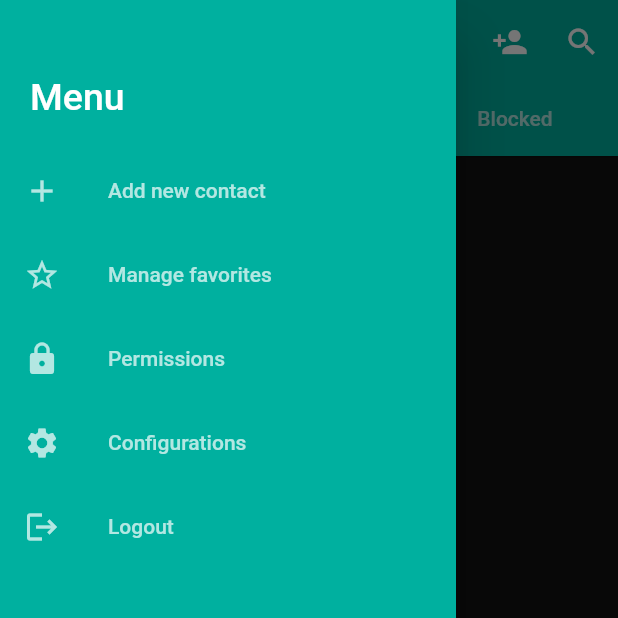
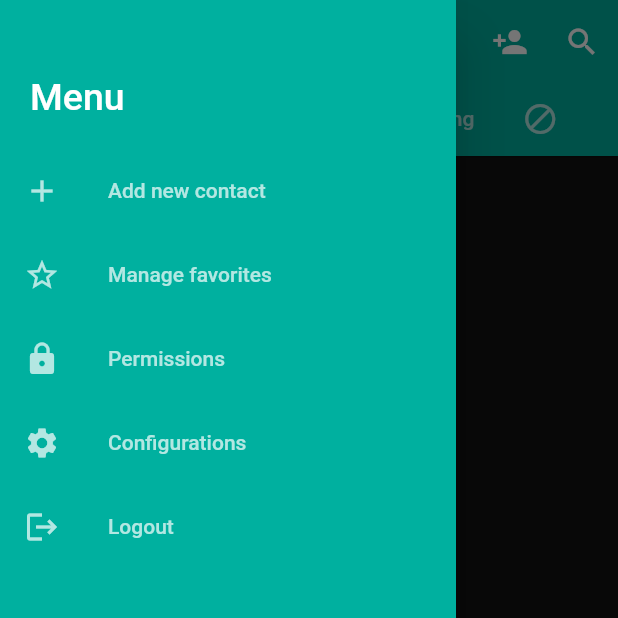
Before and after one commit to murosfc/findme, a Flutter app: the FindnMeHome screen opened directly, with the side drawer open, on a phone screen of 412 x 824 dp, the top half of it. Run offline on Flutter 3.47's test engine with Material 2 defaults, Android fonts, the phone set to English and light mode, and no system bars; our stand-ins replace flutter_secure_storage, google_sign_in, localization; accounts and stored records are empty; network calls fail.

Commit message:
Finalizado add contact

```diff
--- a/lib/i18n/en_US.json
+++ b/lib/i18n/en_US.json
@@ -20,6 +20,7 @@
     "email-in-use": "The e-mail informed is already in use.\nYou can try to login \nor register informing a different e-mail",
     "unknow-error": "Unknow error.",
     "connection-error": "Unable to establish connection. \nTry again later.",
+    "server-error": "Server error, try again later",
     "invalid-credentials": "Invalid e-mail or password",
     "invalid-token": "Your login has expired, redirecting to login page...",
     "logout": "Logout",
@@ -31,10 +32,16 @@
     "pass-cap": "At least one capital letter",
     "pass-special": "At least one special character",
     "pass-num": "At least one number",
-    "contacts": "Contacts",
     "contact-not-found": "Contact not found with informed e-mail",
+    "contact-contacts": "Contacts",
+    "requests": "Requests",
     "pending": "Pending",
     "blocked": "Blocked",
+    "no-contacts": "You have no contacts",
+    "no-contacts-request": "You have no contacts requests",
+    "no-pending-approval": "You have no contacts pending approval",
+    "no-contacts-blocked": "You have no blocked contacts",
+    "already-contact": "User alredy in you contact list.\nCheck both your contact and pending lists",
     "yes": "Yes",
     "no": "No",
     "cancel": "Cancel",
--- a/lib/i18n/pt_BR.json
+++ b/lib/i18n/pt_BR.json
@@ -20,6 +20,7 @@
     "email-in-use": "O e-mail informado já está em uso.\n Você pode tentar fazer login \nou registrar com outro e-mail",
     "unknow-error": "Erro desconhecido",
     "connection-error": "Não foi possível estabelecer conexão com o servidor. \nTente novamente mais tarde.",
+    "server-error": "Erro no servidor, tente novamente mais tarde",
     "invalid-credentials": "E-mail ou senha inválidos",
     "invalid-token": "Seu login expirou, redirecionando para a pagina de login...",
     "logout": "Desconectar",
@@ -33,8 +34,14 @@
     "pass-num": "Pelo menos um número",
     "contacts": "Contatos",
     "contact-not-found": "Não encontrado contado com o e-mail informado",
+    "contact-requests": "Solicitações",
     "pending": "Pendentes",
     "blocked": "Bloqueados",
+    "no-contacts": "Você não possue contatos",
+    "no-contacts-request": "Não novas há solicitações de contato",
+    "no-pending-approval": "Você não possue contatos aguardando aprovação",
+    "no-contacts-blocked": "Você não possue contatos bloqueados",
+    "already-contact": "Contato já está na sua lista.\nVerifique a lista de contatos, ou a lista de pendentes",
     "yes": "Sim",
     "no": "Não",
     "cancel": "Cancelar",
--- a/lib/model/Contact.dart
+++ b/lib/model/Contact.dart
@@ -35,8 +35,12 @@ class Contact {
     } else if (response.statusCode == 401) {
       user.deleteAllSecureData();
       throw Exception('invalid-token'.i18n());
+    } else if (response.statusCode == 403) {
+      throw Exception('already-contact'.i18n());
+    } else if (response.statusCode == 404) {
+      throw Exception('contact-not-found'.i18n());
     } else {
-      throw Exception("Contact not with informed e-mail");
+      throw Exception('server-error'.i18n());
     }
   }
 
@@ -45,7 +49,7 @@ class Contact {
     User user = User();
     List<Contact> contacts = [];
     String? token = await user.readSecureData("token");
-    if (type == "PENDING") {
+    if (type == "REQUESTS") {
       url = ApiUrls.getPendingContacts;
     } else {
       url = "${ApiUrls.getContacts}$type";
--- a/lib/pages/FindnMeHome.dart
+++ b/lib/pages/FindnMeHome.dart
@@ -15,13 +15,15 @@ class FindnMeHome extends StatefulWidget {
 }
 
 class _FindnMeHomeState extends State<FindnMeHome> {
-  List<Contact> normal = <Contact>[],
-      pending = <Contact>[],
-      blocked = <Contact>[];
+  List<Contact> normal = <Contact>[];
+  List<Contact> requests = <Contact>[];
+  List<Contact> pending = <Contact>[];
+  List<Contact> blocked = <Contact>[];
   final List<Tab> tabs = <Tab>[
     Tab(text: 'contacts'.i18n()),
+    Tab(text: 'contact-requests'.i18n()),
     Tab(text: 'pending'.i18n()),
-    Tab(text: 'blocked'.i18n()),
+    const Tab(icon: Icon(Icons.block)),
   ];
 
   bool _isLoading = true;
@@ -35,6 +37,7 @@ class _FindnMeHomeState extends State<FindnMeHome> {
 
   Future<void> loadContactList() async {
     normal = await Contact.getContactList("NORMAL");
+    requests = await Contact.getContactList("REQUESTS");
     pending = await Contact.getContactList("PENDING");
     blocked = await Contact.getContactList("BLOCKED");
     setState(() {
@@ -43,12 +46,11 @@ class _FindnMeHomeState extends State<FindnMeHome> {
   }
 
   void _handleAddContact(Contact _newContactAdd) {
-    print(_newContactAdd.name);
     if (_newContactAdd.id != 0) {
       setState(() {
         pending.add(_newContactAdd);
       });
-      //_newContactAdd = Contact(0, '', '', '');
+      _newContactAdd = Contact(0, '', '', '');
     }
   }
 
@@ -59,7 +61,19 @@ class _FindnMeHomeState extends State<FindnMeHome> {
     );
   }
 
+  Widget _buildEmptyListPlaceholder() {
+    return Center(
+      child: Text(
+        'no-contacts'.i18n(),
+        style: const TextStyle(fontSize: 18.0),
+      ),
+    );
+  }
+
   Widget buildContactsList(List<Contact> list) {
+    if (list.isEmpty) {
+      return _buildEmptyListPlaceholder();
+    }
     return ListView.separated(
       padding: const EdgeInsets.all(16.0),
       itemCount: list.length,
@@ -67,7 +81,8 @@ class _FindnMeHomeState extends State<FindnMeHome> {
         borderRadius: BorderRadius.circular(15.0),
         child: Container(
           color: VisualIdColors.colorBlue(),
-          child: Column(children: [
+          child: Column(
+            children: [
               ListTile(
                 leading: CircleAvatar(
                   backgroundColor: VisualIdColors.colorGreen(),
@@ -76,18 +91,17 @@ class _FindnMeHomeState extends State<FindnMeHome> {
                     list[index].pictureURL == ""
                         ? list[index].getFirstNamesLetters()
                         : "",
-                    style: const TextStyle(color: Colors.white)),
+                    style: const TextStyle(color: Colors.white),
+                  ),
                 ),
                 title: Row(
                   mainAxisAlignment: MainAxisAlignment.end,
                   children: <Widget>[
-                  Text("${list[index].name} ${list[index].familyName}",
-                      style: const TextStyle(color: Colors.white)),
+                    Text(
+                      "${list[index].name} ${list[index].familyName}",
+                      style: const TextStyle(color: Colors.white),
+                    ),
                     const Spacer(),
-                  /*IconButton(
-                    icon: const Icon(Icons.favorite),
-                    onPressed: () {},
-                  ), TO*/
                     IconButton(
                       icon: const Icon(Icons.more_vert),
                       onPressed: () {},
@@ -95,12 +109,12 @@ class _FindnMeHomeState extends State<FindnMeHome> {
                   ],
                 ),
               ),
-          ]),
+            ],
           ),
         ),
-      separatorBuilder: (BuildContext context, int index) => const SizedBox(
-        height: 10,
       ),
+      separatorBuilder: (BuildContext context, int index) =>
+          const SizedBox(height: 10),
     );
   }
 
@@ -127,6 +141,9 @@ class _FindnMeHomeState extends State<FindnMeHome> {
             ),
           ],
           bottom: TabBar(
+            isScrollable: true,
+            indicatorColor: Colors.white,
+            indicatorSize: TabBarIndicatorSize.label,
             tabs: tabs,
           ),
         ),
@@ -136,9 +153,38 @@ class _FindnMeHomeState extends State<FindnMeHome> {
               )
             : TabBarView(
                 children: [
-                  buildContactsList(normal),
-                  buildContactsList(pending),
-                  buildContactsList(blocked),
+                  normal.isEmpty
+                      ? Center(
+                          child: Text(
+                            'no-contacts'.i18n(),
+                            style: const TextStyle(color: Colors.white),
+                          ),
+                        )
+                      : buildContactsList(normal),
+                  requests.isEmpty
+                      ? Center(
+                          child: Text(
+                            'no-contacts-request'.i18n(),
+                            style: const TextStyle(color: Colors.white),
+                          ),
+                        )
+                      : buildContactsList(requests),
+                  pending.isEmpty
+                      ? Center(
+                          child: Text(
+                            'no-pending-approval'.i18n(),
+                            style: const TextStyle(color: Colors.white),
+                          ),
+                        )
+                      : buildContactsList(pending),
+                  blocked.isEmpty
+                      ? Center(
+                          child: Text(
+                            'no-contacts-blocked'.i18n(),
+                            style: const TextStyle(color: Colors.white),
+                          ),
+                        )
+                      : buildContactsList(blocked),
                 ],
               ),
         drawer: Drawer(
```
Also changed, not shown: lib/components/AddContact.dart (+12 -9 lines). Lines whose indentation alone changed are shown as unchanged.
